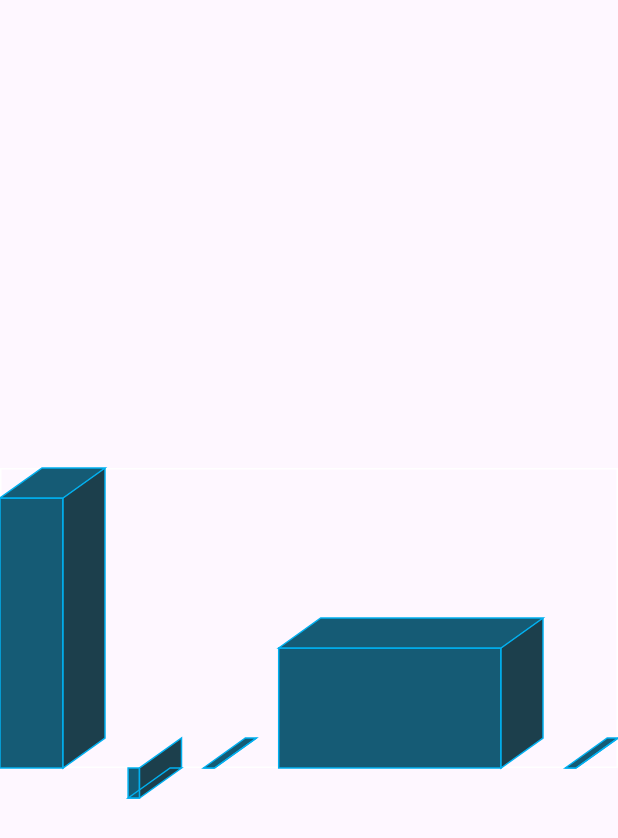
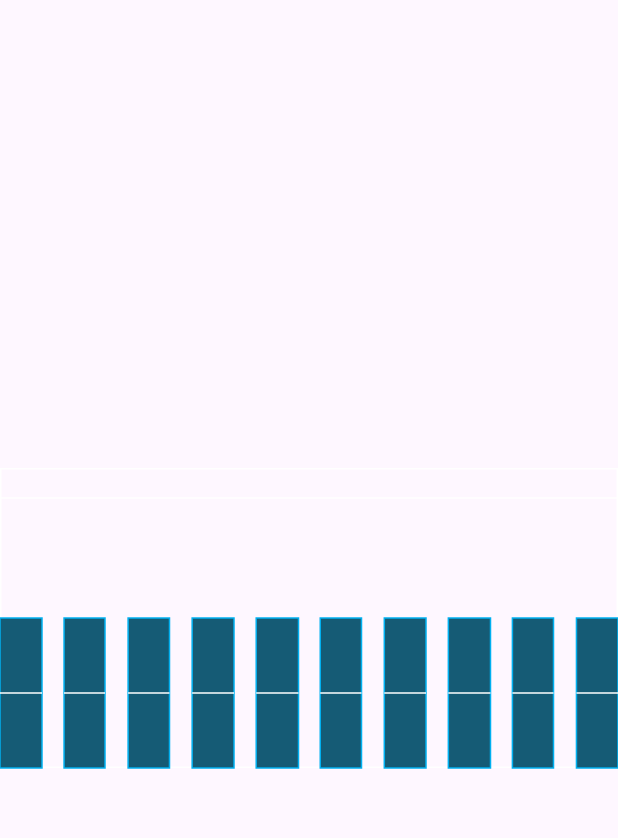
Before and after one commit to bryceremick/flutter_custom_charts, a Flutter app: the screen it shows after launch, on a phone screen of 412 x 824 dp. Shown: the top 838 px of the screen. Run offline on Flutter 3.47's test engine with Material 2 defaults, Android fonts, the phone set to English and light mode, and no system bars.

Commit message:
Refactors some architecture

```diff
--- a/lib/main.dart
+++ b/lib/main.dart
@@ -1,7 +1,9 @@
 import 'package:flutter/material.dart';
 import 'package:three_dimensional_bar_chart/models/bar_chart_data.dart';
 import 'package:three_dimensional_bar_chart/widgets/bar_chart.dart';
-import 'package:three_dimensional_bar_chart/widgets/bars/cube.dart';
+import 'package:three_dimensional_bar_chart/widgets/entities/bar.dart';
+import 'package:three_dimensional_bar_chart/widgets/entities/cube.dart';
+import 'package:three_dimensional_bar_chart/widgets/entities/line.dart';
 
 const primaryFill = Color(0xFF155B75);
 const secondaryFill = Color(0xFF155B75);
@@ -44,15 +46,32 @@ class _MyHomePageState extends State<MyHomePage> {
   final autoWidthController = BarChartController(
       bars: List.generate(
         10,
-      (index) => Cube(
+        (index) => Bar(
           fill: primaryFill,
-        secondaryFill: secondaryFill,
-        tertiaryFill: tertiaryFill,
           stroke: stroke,
+          height: .5,
+          lines: [
+            const HorizontalLine(
+              fill: Colors.white,
+              dy: LineDimension(
+                  mode: LineConstraintMode.percentage, value: 0.5),
+              width:
+                  LineDimension(mode: LineConstraintMode.percentage, value: 1),
+              height: LineDimension(mode: LineConstraintMode.pixel, value: 1),
+            ),
+          ],
         ),
       ),
       barWidthType: BarConstraintMode.auto,
-  );
+      barHeightType: BarConstraintMode.percentage,
+      lines: [
+        const HorizontalLine(
+          fill: Colors.white,
+          dy: LineDimension(mode: LineConstraintMode.pixel, value: 20),
+          width: LineDimension(mode: LineConstraintMode.percentage, value: 1),
+          height: LineDimension(mode: LineConstraintMode.pixel, value: 1),
+        ),
+      ]);
 
   final percentageWidthController = BarChartController(
     bars: [
@@ -142,7 +161,7 @@ class _MyHomePageState extends State<MyHomePage> {
     barWidthType: BarConstraintMode.pixel,
   );
 
-  BarChartController<Cube> get controller => percentageWidthController;
+  BarChartController<Bar> get controller => autoWidthController;
 
   @override
   Widget build(BuildContext context) {
@@ -162,8 +181,8 @@ class _MyHomePageState extends State<MyHomePage> {
                   index,
                   cube.copyWith(
                     fill: stroke,
-                    secondaryFill: stroke,
-                    tertiaryFill: stroke,
+                    // secondaryFill: stroke,
+                    // tertiaryFill: stroke,
                     stroke: primaryFill,
                   ),
                 );
@@ -172,8 +191,8 @@ class _MyHomePageState extends State<MyHomePage> {
                   index,
                   cube.copyWith(
                     fill: primaryFill,
-                    secondaryFill: secondaryFill,
-                    tertiaryFill: tertiaryFill,
+                    // secondaryFill: secondaryFill,
+                    // tertiaryFill: tertiaryFill,
                     stroke: stroke,
                   ),
                 );
--- a/lib/models/bar_chart_data.dart
+++ b/lib/models/bar_chart_data.dart
@@ -1,9 +1,10 @@
 import 'package:flutter/widgets.dart';
-import 'package:three_dimensional_bar_chart/widgets/bars/bar.dart';
+import 'package:three_dimensional_bar_chart/widgets/entities/bar.dart';
+import 'package:three_dimensional_bar_chart/widgets/entities/line.dart';
 
-/// [pixel] - The constraint of the bar is the pixel value of [Bar.width].
+/// [pixel] - The constraint of the bar is the pixel value of [Bar.width] or [Bar.height].
 ///
-/// [percentage] - The constraint of the bar is the percentage value of [Bar.width].
+/// [percentage] - The constraint of the bar is the percentage value of [Bar.width] or [Bar.height].
 ///
 /// [auto] - All bars have equal constraints, and consume 100% of the available space.
 /// e.g. If there are 5 bars, each bar will consume 20% of the entire chart
@@ -27,6 +28,7 @@ class OffsetY {
 class BarChartController<T extends Bar> extends ChangeNotifier {
   BarChartController({
     required List<T> bars,
+    List<Line> lines = const [],
     BarConstraintMode barWidthType = BarConstraintMode.auto,
     BarConstraintMode barHeightType = BarConstraintMode.auto,
     OffsetY offsetY = const OffsetY(upper: 0, lower: 0),
@@ -34,6 +36,7 @@ class BarChartController<T extends Bar> extends ChangeNotifier {
   }) {
     _bars = bars;
     _gap = gap;
+    _lines = lines;
     _barWidthType = barWidthType;
     _barHeightType = barHeightType;
     _offsetY = offsetY;
@@ -43,9 +46,11 @@ class BarChartController<T extends Bar> extends ChangeNotifier {
   late BarConstraintMode _barHeightType;
   late double _gap;
   late OffsetY _offsetY;
-  late final List<T> _bars;
+  late List<T> _bars;
+  late List<Line> _lines;
 
   List<T> get bars => _bars;
+  List<Line> get lines => _lines;
   double get gap => _gap;
   BarConstraintMode get barWidthType => _barWidthType;
   BarConstraintMode get barHeightType => _barHeightType;
@@ -73,6 +78,11 @@ class BarChartController<T extends Bar> extends ChangeNotifier {
 
   set offsetY(OffsetY offsetY) {
     _offsetY = offsetY;
+    notifyListeners();
+  }
+
+  set lines(List<Line> lines) {
+    this.lines = lines;
     notifyListeners();
   }
 
--- a/lib/widgets/bars/bar.dart
+++ /dev/null
@@ -1,95 +0,0 @@
-import 'package:flutter/material.dart';
-
-class Bar {
-  Bar({
-    required this.fill,
-    this.stroke,
-    this.width,
-    this.height,
-  });
-
-  Color fill;
-  Color? stroke;
-  double? width;
-  double? height;
-  int _index = 0;
-
-  double _xMin = 0.0;
-  double _xMax = 0.0;
-  double _yMin = 0.0;
-  double _yMax = 0.0;
-
-  int get index => _index;
-  double get xMin => _xMin;
-  double get xMax => _xMax;
-  double get yMin => _yMin;
-  double get yMax => _yMax;
-
-  @override
-  String toString() {
-    return 'Bar{fill: $fill, stroke: $stroke, width: $width, height: $height, index:$index, xMin: $xMin, xMax: $xMax, yMin: $yMin, yMax: $yMax}';
-  }
-
-  /// For internal painting only. Using this method could have unexpected results.
-  void setBounds({
-    required int index,
-    required double xMin,
-    required double xMax,
-    required double yMin,
-    required double yMax,
-  }) {
-    _index = index;
-    _xMin = xMin;
-    _xMax = xMax;
-    _yMin = yMin;
-    _yMax = yMax;
-  }
-
-  Bar copyWith({
-    Color? fill,
-    Color? stroke,
-    double? width,
-    double? height,
-  }) =>
-      Bar(
-        fill: fill ?? this.fill,
-        stroke: stroke ?? this.stroke,
-        width: width ?? this.width,
-        height: height ?? this.height,
-      )..setBounds(
-          index: _index,
-          xMin: _xMin,
-          xMax: _xMax,
-          yMin: _yMin,
-          yMax: _yMax,
-        );
-
-  void draw(Canvas canvas) {
-    final size = Size(xMax - xMin, yMax - yMin);
-
-    final fillPaint = Paint()
-      ..color = fill
-      ..style = PaintingStyle.fill;
-
-    Paint? strokePaint;
-
-    if (stroke != null) {
-      strokePaint = Paint()
-        ..color = stroke!
-        ..strokeWidth = 1
-        ..style = PaintingStyle.stroke;
-    }
-
-    final front = Rect.fromLTWH(
-      _xMin,
-      _yMin,
-      size.width,
-      size.height,
-    );
-
-    canvas.drawRect(front, fillPaint);
-    if (stroke != null) {
-      canvas.drawRect(front, strokePaint!);
-    }
-  }
-}
--- /dev/null
+++ b/lib/widgets/entities/bar.dart
@@ -0,0 +1,88 @@
+import 'package:flutter/material.dart';
+import 'package:three_dimensional_bar_chart/widgets/entities/line.dart';
+import 'package:three_dimensional_bar_chart/widgets/entities/painter.dart';
+
+class Bar extends ConstrainedPainter {
+  Bar({
+    required this.fill,
+    this.stroke,
+    this.width,
+    this.height,
+    this.lines = const [],
+    super.constraints,
+  });
+
+  Color fill;
+  Color? stroke;
+  double? width;
+  double? height;
+  List<Line> lines;
+
+  @override
+  String toString() {
+    return 'Bar{fill: $fill, stroke: $stroke, width: $width, height: $height, constraints: $constraints}';
+  }
+
+  Bar copyWith({
+    Color? fill,
+    Color? stroke,
+    double? width,
+    double? height,
+    List<Line>? lines,
+    ConstrainedArea? constraints,
+  }) =>
+      Bar(
+        fill: fill ?? this.fill,
+        stroke: stroke ?? this.stroke,
+        width: width ?? this.width,
+        height: height ?? this.height,
+        lines: lines ?? this.lines,
+        constraints: constraints ?? this.constraints,
+      );
+
+  @override
+  void paint(
+    Canvas canvas, {
+    required ConstrainedArea area,
+  }) {
+    constraints = area;
+    if (constraints.height <= 0) return;
+
+    final fillPaint = Paint()
+      ..color = fill
+      ..style = PaintingStyle.fill;
+
+    Paint? strokePaint;
+
+    if (stroke != null) {
+      strokePaint = Paint()
+        ..color = stroke!
+        ..strokeWidth = 1
+        ..style = PaintingStyle.stroke;
+    }
+
+    final front = Rect.fromLTWH(
+      constraints.xMin,
+      constraints.yMin,
+      constraints.width,
+      constraints.height,
+    );
+
+    canvas.drawRect(front, fillPaint);
+    if (stroke != null) {
+      canvas.drawRect(front, strokePaint!);
+    }
+
+    if (lines.isNotEmpty) {
+      for (final line in lines) {
+        line.draw(
+          canvas,
+          xMin: constraints.xMin,
+          xMax: constraints.xMax,
+          yMin: constraints.yMin,
+          yMax: constraints.yMax,
+        );
+      }
+    }
+  }
+}
--- /dev/null
+++ b/lib/widgets/entities/line.dart
@@ -0,0 +1,85 @@
+import 'package:flutter/widgets.dart';
+
+/// [pixel] - The constraint of the line is the pixel value of [Line.width] or [Line.height].
+///
+/// [percentage] - The constraint of the line is the percentage value of [Line.width] or [Line.height].
+enum LineConstraintMode {
+  pixel,
+  percentage,
+}
+
+class LineDimension {
+  const LineDimension({
+    required this.mode,
+    required this.value,
+  });
+
+  final LineConstraintMode mode;
+  final double value;
+}
+
+abstract class Line {
+  const Line({
+    required this.fill,
+    required this.width,
+    required this.height,
+  });
+
+  final Color fill;
+  final LineDimension width;
+  final LineDimension height;
+
+  void draw(
+    Canvas canvas, {
+    required double xMin,
+    required double xMax,
+    required double yMin,
+    required double yMax,
+  });
+}
+
+class HorizontalLine extends Line {
+  const HorizontalLine({
+    required super.fill,
+    required this.dy,
+    required super.width,
+    required super.height,
+  });
+
+  final LineDimension dy;
+
+  @override
+  void draw(
+    Canvas canvas, {
+    required double xMin,
+    required double xMax,
+    required double yMin,
+    required double yMax,
+  }) {
+    final constraints = Size(xMax - xMin, yMax - yMin);
+    double lineEndX = width.mode == LineConstraintMode.percentage
+        ? xMin + (width.value * constraints.width)
+        : xMin + width.value;
+
+    double lineY = dy.mode == LineConstraintMode.percentage
+        ? yMin + ((1 - dy.value) * constraints.height)
+        : yMin + dy.value;
+
+    if (lineEndX <= xMin || lineY < yMin || lineY > yMax) return;
+    if (lineEndX > xMax) {
+      lineEndX = xMax;
+    }
+
+    final p1 = Offset(xMin, lineY);
+    final p2 = Offset(lineEndX, lineY);
+
+    final paint = Paint()
+      ..color = fill
+      ..strokeWidth = height.mode == LineConstraintMode.percentage
+          ? constraints.height * height.value
+          : height.value
+      ..style = PaintingStyle.stroke;
+
+    canvas.drawLine(p1, p2, paint);
+  }
+}
--- /dev/null
+++ b/lib/widgets/entities/painter.dart
@@ -0,0 +1,44 @@
+import 'dart:ui';
+
+class ConstrainedArea {
+  const ConstrainedArea({
+    required this.xMin,
+    required this.xMax,
+    required this.yMin,
+    required this.yMax,
+  });
+
+  final double xMin;
+  final double xMax;
+  final double yMin;
+  final double yMax;
+
+  double get width => xMax - xMin;
+  double get height => yMax - yMin;
+  Size get size => Size(width, height);
+
+  @override
+  String toString() {
+    return 'ConstrainedArea(xMin: $xMin, xMax: $xMax, yMin: $yMin, yMax: $yMax)';
+  }
+}
+
+abstract class ConstrainedPainter {
+  ConstrainedPainter({
+    this.constraints = const ConstrainedArea(
+      xMin: 0,
+      xMax: 0,
+      yMin: 0,
+      yMax: 0,
+    ),
+  });
+
+  ConstrainedArea constraints;
+
+  void paint(
+    Canvas canvas, {
+    required ConstrainedArea area,
+  }) {
+    constraints = area;
+  }
+}
```
Also changed, not shown: lib/widgets/bar_chart.dart (+33 -14 lines), lib/widgets/bar_chart2.dart (deleted, +0 -99 lines), lib/widgets/entities/cube.dart (renamed from lib/widgets/bars/cube.dart, +39 -24 lines). Lines whose indentation alone changed are shown as unchanged.
